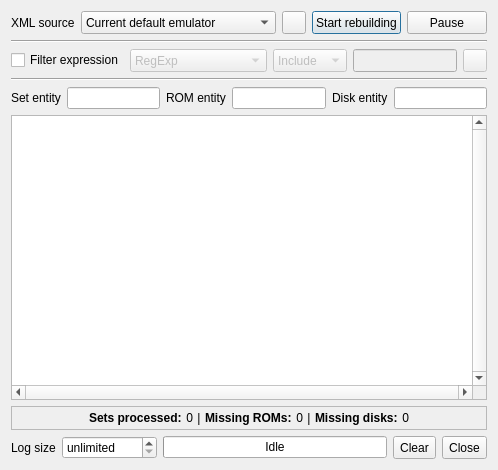
Before: the Qt Designer form collectionrebuilder.ui in qmc2/qmc2-mame-fe, drawn with Qt 5.
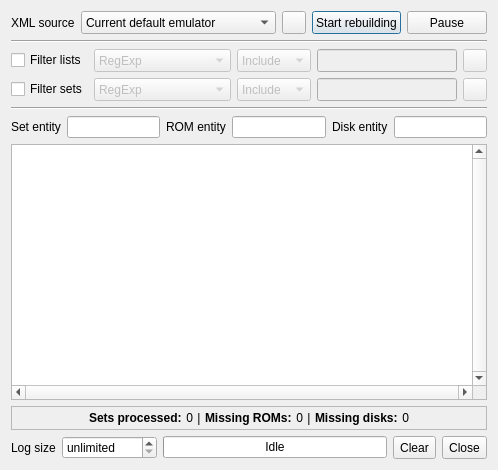
After: the same form once the commit is applied. Icons and pictures are not drawn.

Commit message: wip: collection rebuilder: started adding software-list support

Patch:
```diff
--- a/collectionrebuilder.ui
+++ b/collectionrebuilder.ui
@@ -301,18 +301,136 @@
     </widget>
    </item>
    <item row="2" column="0" colspan="3">
-    <layout class="QHBoxLayout" name="horizontalLayout_4">
-     <item>
+    <layout class="QGridLayout" name="gridLayoutFilters">
+     <item row="0" column="0">
+      <widget class="QCheckBox" name="checkBoxFilterExpressionSoftwareLists">
+       <property name="toolTip">
+        <string>Enable the use of a Qt regular expression that a software-list's name has to match in order to be processed</string>
+       </property>
+       <property name="text">
+        <string>Filter lists</string>
+       </property>
+      </widget>
+     </item>
+     <item row="0" column="1">
+      <widget class="QComboBox" name="comboBoxFilterSyntaxSoftwareLists">
+       <property name="enabled">
+        <bool>false</bool>
+       </property>
+       <property name="sizePolicy">
+        <sizepolicy hsizetype="Preferred" vsizetype="Minimum">
+         <horstretch>0</horstretch>
+         <verstretch>0</verstretch>
+        </sizepolicy>
+       </property>
+       <property name="toolTip">
+        <string>Choose the regular expression syntax</string>
+       </property>
+       <item>
+        <property name="text">
+         <string notr="true">RegExp</string>
+        </property>
+       </item>
+       <item>
+        <property name="text">
+         <string notr="true">RegExp2</string>
+        </property>
+       </item>
+       <item>
+        <property name="text">
+         <string notr="true">Wildcard</string>
+        </property>
+       </item>
+       <item>
+        <property name="text">
+         <string notr="true">WildcardUnix</string>
+        </property>
+       </item>
+       <item>
+        <property name="text">
+         <string notr="true">FixedString</string>
+        </property>
+       </item>
+       <item>
+        <property name="text">
+         <string notr="true">W3CXmlSchema11</string>
+        </property>
+       </item>
+      </widget>
+     </item>
+     <item row="0" column="2">
+      <widget class="QComboBox" name="comboBoxFilterTypeSoftwareLists">
+       <property name="enabled">
+        <bool>false</bool>
+       </property>
+       <property name="sizePolicy">
+        <sizepolicy hsizetype="Preferred" vsizetype="Minimum">
+         <horstretch>0</horstretch>
+         <verstretch>0</verstretch>
+        </sizepolicy>
+       </property>
+       <property name="toolTip">
+        <string>Select the filter type (include / exclude filter)</string>
+       </property>
+       <item>
+        <property name="text">
+         <string>Include</string>
+        </property>
+       </item>
+       <item>
+        <property name="text">
+         <string>Exclude</string>
+        </property>
+       </item>
+      </widget>
+     </item>
+     <item row="0" column="3">
+      <widget class="QLineEdit" name="lineEditFilterExpressionSoftwareLists">
+       <property name="enabled">
+        <bool>false</bool>
+       </property>
+       <property name="sizePolicy">
+        <sizepolicy hsizetype="Expanding" vsizetype="Minimum">
+         <horstretch>0</horstretch>
+         <verstretch>0</verstretch>
+        </sizepolicy>
+       </property>
+       <property name="toolTip">
+        <string>Specify a Qt regular expression that a software-list's name has to match in order to be processed</string>
+       </property>
+      </widget>
+     </item>
+     <item row="0" column="4">
+      <widget class="QToolButton" name="toolButtonClearFilterExpressionSoftwareLists">
+       <property name="enabled">
+        <bool>false</bool>
+       </property>
+       <property name="sizePolicy">
+        <sizepolicy hsizetype="Fixed" vsizetype="Minimum">
+         <horstretch>0</horstretch>
+         <verstretch>0</verstretch>
+        </sizepolicy>
+       </property>
+       <property name="toolTip">
+        <string>Clear filter expression</string>
+       </property>
+       <property name="icon">
+        <iconset resource="qmc2.qrc">
+         <normaloff>:/data/img/broom.png</normaloff>:/data/img/broom.png</iconset>
+       </property>
+      </widget>
+     </item>
+     <item row="1" column="0">
       <widget class="QCheckBox" name="checkBoxFilterExpression">
        <property name="toolTip">
         <string>Enable the use of a Qt regular expression that a set's ID has to match in order to be processed</string>
        </property>
        <property name="text">
-        <string>Filter expression</string>
+        <string>Filter sets</string>
        </property>
       </widget>
      </item>
-     <item>
+     <item row="1" column="1">
       <widget class="QComboBox" name="comboBoxFilterSyntax">
        <property name="enabled">
         <bool>false</bool>
@@ -358,7 +476,7 @@
        </item>
       </widget>
      </item>
-     <item>
+     <item row="1" column="2">
       <widget class="QComboBox" name="comboBoxFilterType">
        <property name="enabled">
         <bool>false</bool>
@@ -384,7 +502,7 @@
        </item>
       </widget>
      </item>
-     <item>
+     <item row="1" column="3">
       <widget class="QLineEdit" name="lineEditFilterExpression">
        <property name="enabled">
         <bool>false</bool>
@@ -400,7 +518,7 @@
        </property>
       </widget>
      </item>
-     <item>
+     <item row="1" column="4">
       <widget class="QToolButton" name="toolButtonClearFilterExpression">
        <property name="enabled">
         <bool>false</bool>
```
Left out of the diff: 161 changed lines with no effect on the pictures. The commit also changes 15 other files.
